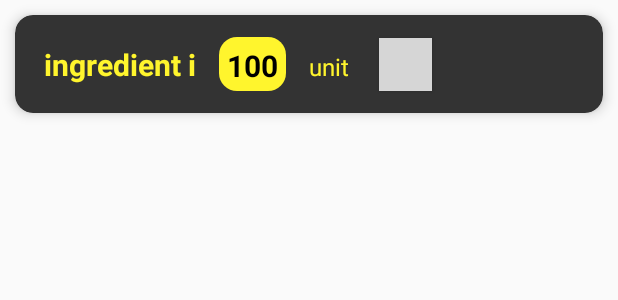
After one commit to haideratGitHub/restaurant-administration-system, an Android app: the layout inventory_list.xml on its own in the app's theme, with its tools: preview values and no code run, on a phone screen of 412 x 824 dp. The commit adds this screen. Shown: the top 300 px of the screen. Run offline under Robolectric (Android 15) with nearby library versions, the phone set to English and light mode, and no system bars; grey boxes are pictures that could not be loaded.

Commit message:
Inventory functions completed

```diff
--- a/app/src/main/AndroidManifest.xml
+++ b/app/src/main/AndroidManifest.xml
@@ -18,7 +18,8 @@
             android:parentActivityName=".MainActivity" />
         <activity android:name=".Settings" />
         <activity android:name=".Sales" />
-        <activity android:name=".Inventory" />
+        <activity android:name=".Inventory"
+            android:parentActivityName=".Menu"/>
         <activity
             android:name=".AddUser"
             android:parentActivityName=".MainActivity" />
--- a/app/src/main/java/com/example/burgerandgrill/AddMenuItem.java
+++ b/app/src/main/java/com/example/burgerandgrill/AddMenuItem.java
@@ -52,7 +52,6 @@ public class AddMenuItem extends AppCompatActivity {
 
 
     private FirebaseFirestore firebaseFirestore;
-    private static final String ICOLLECTION = "INGREDIENT";
     final ArrayList<IngredientModel> ingredientList = new ArrayList<IngredientModel>();
     @Override
     protected void onCreate(Bundle savedInstanceState) {
@@ -117,7 +116,7 @@ public class AddMenuItem extends AppCompatActivity {
         String price = itemPrice.getText().toString();
         //final List<Map<String,String>>  iList = new List<Map<String, String>>()
 
-        //create 3 maps - name,quantity,unit
+        //create 3 string arrays - name,quantity,unit
         String[] tn = new String[ingredientList.size()];
         String[] tq = new String[ingredientList.size()];
         String[] tu = new String[ingredientList.size()];
--- a/app/src/main/java/com/example/burgerandgrill/MenuItem.java
+++ b/app/src/main/java/com/example/burgerandgrill/MenuItem.java
@@ -1,9 +1,9 @@
 package com.example.burgerandgrill;
 
 public class MenuItem {
-    private int mImageResource;
-    private String mText1;
-    private String mText2;
+    private int mImageResource; //image of burger,sandwich or wrap
+    private String mText1; //name of menu item
+    private String mText2; //price of menu item
     public MenuItem(int imageResource, String text1, String text2) {
         mImageResource = imageResource;
         mText1 = text1;
--- a/app/src/main/java/com/example/burgerandgrill/MenuModel.java
+++ b/app/src/main/java/com/example/burgerandgrill/MenuModel.java
@@ -52,6 +52,7 @@ public class MenuModel {
         this.name = name;
         this.price = price;
         this.type = type;
+        this.size = size;
         this.iname = iname;
         this.iquantity = iquantity;
         this.iunit = iunit;
--- a/app/src/main/res/layout/activity_add_menu_item.xml
+++ b/app/src/main/res/layout/activity_add_menu_item.xml
@@ -8,7 +8,8 @@
     android:background="#333333"
     android:orientation="vertical"
     tools:context=".AddMenuItem">
-    <LinearLayout xmlns:android="http://schemas.android.com/apk/res/android"
+    <LinearLayout
+        xmlns:android="http://schemas.android.com/apk/res/android"
         xmlns:app="http://schemas.android.com/apk/res-auto"
         xmlns:tools="http://schemas.android.com/tools"
         android:layout_width="match_parent"
--- /dev/null
+++ b/app/src/main/res/layout/inventory_list.xml
@@ -0,0 +1,66 @@
+<?xml version="1.0" encoding="utf-8"?>
+<androidx.cardview.widget.CardView xmlns:android="http://schemas.android.com/apk/res/android"
+    xmlns:app="http://schemas.android.com/apk/res-auto"
+    android:layout_width="match_parent"
+    android:layout_height="65dp"
+    app:cardCornerRadius="12dp"
+    app:cardElevation="5dp"
+    android:backgroundTint="#333333"
+    android:layout_margin="10dp">
+
+    <LinearLayout
+        android:layout_width="match_parent"
+        android:layout_height="match_parent"
+        android:background="#333333"
+        android:layout_margin="4dp"
+        android:padding="5dp"
+        android:orientation="horizontal">
+
+        <TextView
+            android:id="@+id/ith_ingredient_inventory"
+            android:layout_width="wrap_content"
+            android:layout_height="wrap_content"
+            android:text="ingredient i"
+            android:textColor="@color/colorAccent"
+            android:textSize="20dp"
+            android:textStyle="bold"
+            android:padding="10dp"
+            />
+        <TextView
+            android:id="@+id/ith_ingredient_quantity_inventory"
+            android:layout_width="wrap_content"
+            android:layout_height="match_parent"
+            android:background="@drawable/round_corners"
+            android:backgroundTint="@color/colorAccent"
+            android:text="100"
+            android:textSize="20dp"
+            android:textAlignment="center"
+            android:textColor="@android:color/black"
+            android:textStyle="bold"
+            android:padding="5dp"
+            android:layout_margin="5dp">
+
+        </TextView>
+        <TextView
+            android:id="@+id/ith_ingredient_quantity_unit_inventory"
+            android:layout_width="wrap_content"
+            android:layout_height="wrap_content"
+            android:text="unit"
+            android:textColor="@color/colorAccent"
+            android:textSize="16dp"
+            android:padding="10dp"
+            />
+        <Button
+            android:id="@+id/add_quantity_inventory"
+            android:layout_width="35dp"
+            android:layout_height="35dp"
+            android:background="@drawable/plus"
+            android:foreground="?attr/selectableItemBackgroundBorderless"
+            android:padding="10dp"
+            android:layout_marginLeft="10dp">
+
+        </Button>
+    </LinearLayout>
+
+
+</androidx.cardview.widget.CardView>
--- a/app/src/main/res/layout/menu_item.xml
+++ b/app/src/main/res/layout/menu_item.xml
@@ -43,6 +43,7 @@
                 android:textSize="15dp" />
         </LinearLayout>
         <Button
+            android:id="@+id/edit_menu_item"
             android:layout_width="35dp"
             android:layout_height="35dp"
             android:background="@drawable/edit"
@@ -52,6 +53,7 @@
             ></Button>
 
         <Button
+            android:id="@+id/delete_menu_item"
             android:layout_width="35dp"
             android:layout_height="35dp"
             android:background="@drawable/delete"
```
Also changed, not shown: app/src/main/java/com/example/burgerandgrill/AddIngredientDialog.java (+31 -4 lines), app/src/main/java/com/example/burgerandgrill/AddQuantityInventoryDialog.java (added, +79 -0 lines), app/src/main/java/com/example/burgerandgrill/Inventory.java (+140 -1 lines), app/src/main/java/com/example/burgerandgrill/InventoryListAdapter.java (added, +91 -0 lines), app/src/main/java/com/example/burgerandgrill/Menu.java (+12 -1 lines), app/src/main/java/com/example/burgerandgrill/MenuListAdapter.java (+23 -2 lines), app/src/main/res/layout/activity_admin_dashboard.xml (+34 -35 lines), app/src/main/res/layout/activity_inventory.xml (+33 -2 lines), app/src/main/res/layout/layout_add_quantity_inventory_dialog.xml (added, +29 -0 lines).
